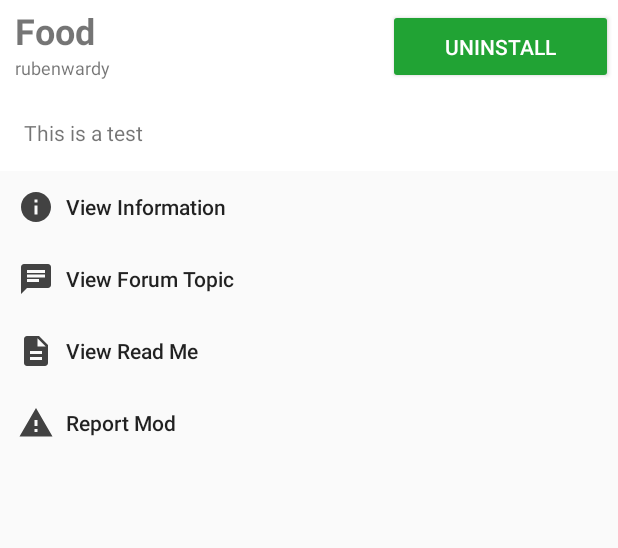
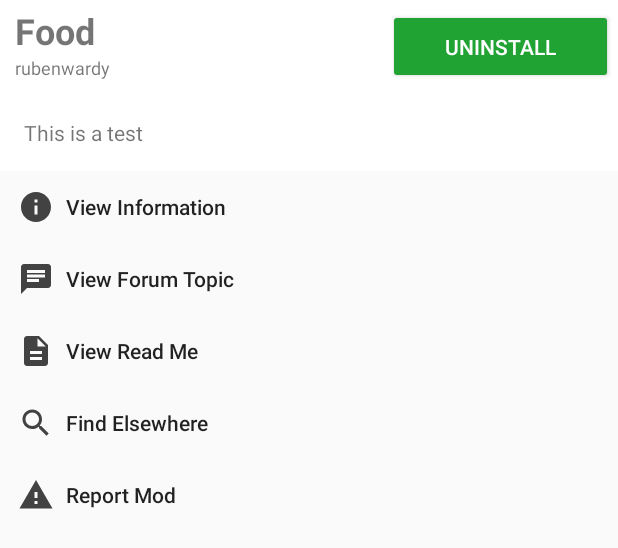
Before and after one commit to rubenwardy/mtmods4android, an Android app: the layout mod_detail.xml on its own in the app's theme, with its tools: preview values and no code run, on a phone screen of 412 x 824 dp. Shown: the top 548 px of the screen. Run offline under Robolectric (Android 15) with nearby library versions, the phone set to English and light mode, and no system bars.

Commit message:
Add Find Elsewhere action to mod screen

```diff
--- a/app/src/main/java/com/rubenwardy/minetestmodmanager/ModDetailFragment.java
+++ b/app/src/main/java/com/rubenwardy/minetestmodmanager/ModDetailFragment.java
@@ -255,6 +255,14 @@ public class ModDetailFragment extends Fragment {
                 btn_readme.setVisibility(View.GONE);
             }
 
+            // Search
+            rootView.findViewById(R.id.find_elsewhere).setOnClickListener(new View.OnClickListener() {
+                @Override
+                public void onClick(View v) {
+                    EventBus.getDefault().post(new Events.SearchEvent("name:" + mod.name + " author:" + mod.author));
+                }
+            });
+
             // Infomation
             rootView.findViewById(R.id.action_info).setOnClickListener(new View.OnClickListener() {
                 @Override
--- /dev/null
+++ b/app/src/main/res/drawable/ic_mod_action_find_elsewhere_24dp.xml
@@ -0,0 +1,9 @@
+<vector xmlns:android="http://schemas.android.com/apk/res/android"
+        android:width="24dp"
+        android:height="24dp"
+        android:viewportWidth="24.0"
+        android:viewportHeight="24.0">
+    <path
+        android:fillColor="#424242"
+        android:pathData="M15.5,14h-0.79l-0.28,-0.27C15.41,12.59 16,11.11 16,9.5 16,5.91 13.09,3 9.5,3S3,5.91 3,9.5 5.91,16 9.5,16c1.61,0 3.09,-0.59 4.23,-1.57l0.27,0.28v0.79l5,4.99L20.49,19l-4.99,-5zM9.5,14C7.01,14 5,11.99 5,9.5S7.01,5 9.5,5 14,7.01 14,9.5 11.99,14 9.5,14z"/>
+</vector>
--- a/app/src/main/res/layout/mod_detail.xml
+++ b/app/src/main/res/layout/mod_detail.xml
@@ -139,6 +139,18 @@
             android:text="@string/mod_action_view_readme" />
 
         <Button
+            android:id="@+id/find_elsewhere"
+            android:layout_width="match_parent"
+            android:layout_height="wrap_content"
+            android:textAlignment="viewStart"
+            android:layout_gravity="start"
+            style="@style/FlatOptionButton"
+            android:drawableStart="@drawable/ic_mod_action_find_elsewhere_24dp"
+            android:drawableLeft="@drawable/ic_mod_action_find_elsewhere_24dp"
+            android:drawablePadding="8dp"
+            android:text="@string/mod_action_find_elsewhere" />
+
+        <Button
             android:id="@+id/action_report"
             android:layout_width="match_parent"
             android:layout_height="wrap_content"
--- a/app/src/main/res/values/strings.xml
+++ b/app/src/main/res/values/strings.xml
@@ -144,4 +144,5 @@
     <string name="about_credits_logo">The app logo is based on the Minetest logo which is CC-BY-SA 3.0,
         and created by erlehmann</string>
     <string name="about_credits_images">This app also uses several standard Android icons, which are CC-BY 4.0</string>
+    <string name="mod_action_find_elsewhere">Find Elsewhere</string>
 </resources>
```
Also changed, not shown: 2 other files.
